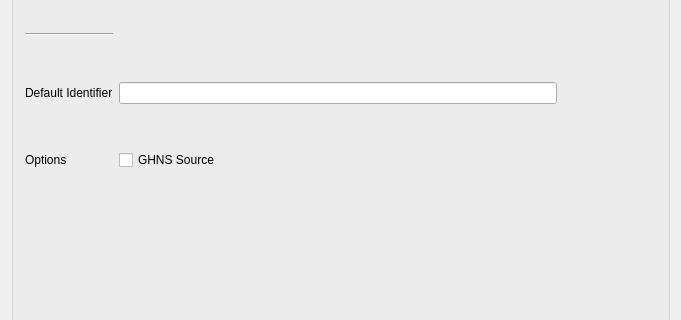
Old version of the form src/alkonlinequotedetails.ui in the repository KDE/alkimia; both pictures show x 0 to 681 and y 525 to 845 of the 681 by 1462 pixel window.
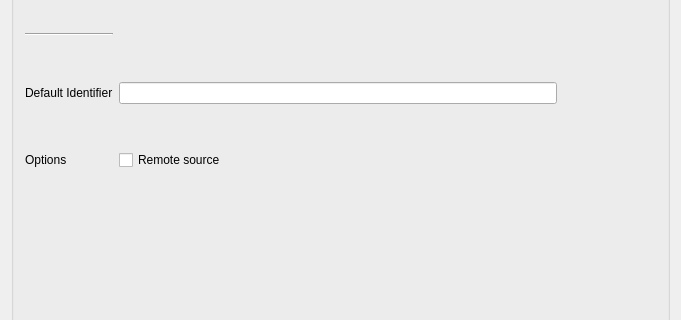
New version of the form. Icons and pictures are not drawn. Custom widgets are drawn as their Qt base class.

Commit message: Use a more descriptive term for "GHNS source" in ui

```diff
--- a/src/alkonlinequotedetails.ui
+++ b/src/alkonlinequotedetails.ui
@@ -186,7 +186,7 @@
              <string/>
             </property>
             <property name="text">
-             <string>GHNS Source</string>
+             <string>Remote source</string>
             </property>
            </widget>
           </item>
```
The commit also changes 1 other file.
